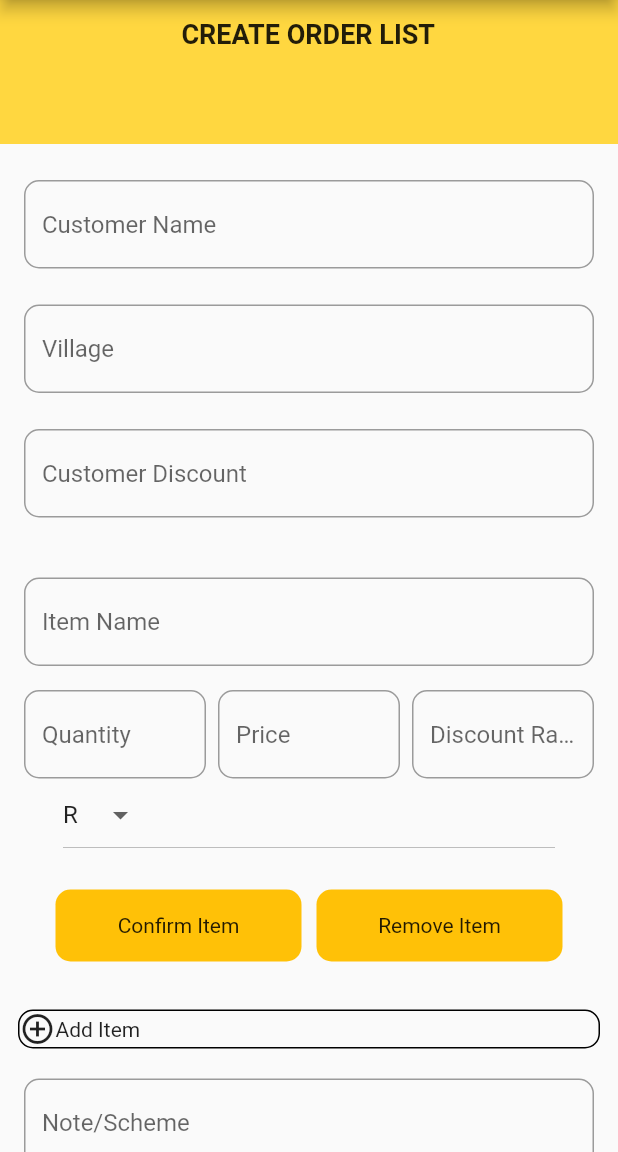
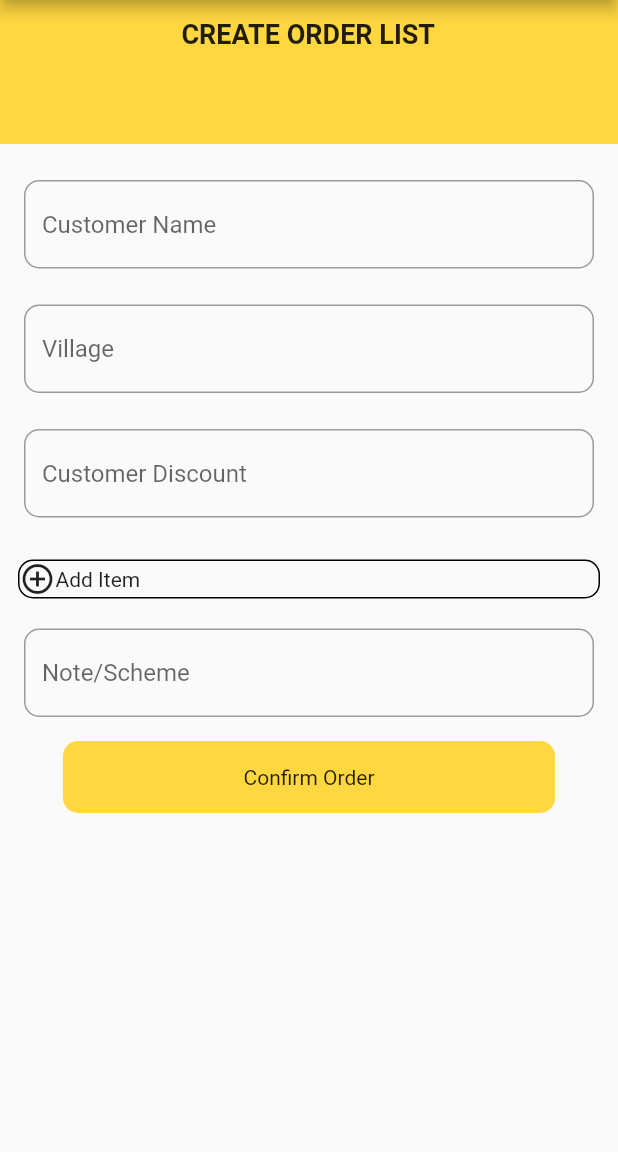
Before and after one commit to brughwani/swift_form, a Flutter app: the OrderForm screen opened directly, after a tap on "Add Item", after a tap on "Remove Item", on a phone screen of 412 x 824 dp, the part 84-1236 px from its top. Run offline on Flutter 3.47's test engine with Material 2 defaults, Android fonts, the phone set to English and light mode, and no system bars; our stand-ins replace carousel_slider, file_picker, firebase_auth, firebase_core, fluttertoast, google_sign_in; missing offline and left inert: excel; accounts and stored records are empty.

```diff
--- a/lib/controller/Orderformitem.dart
+++ b/lib/controller/Orderformitem.dart
@@ -9,9 +9,9 @@ class OrderFormItem with ChangeNotifier
     widgetlist.add(item());
     notifyListeners();
   }
-  void removeitem(int index)
+  void removeitem(Key uniqueKey)
   {
-    widgetlist.remove(this.widgetlist[index]);
+    widgetlist=widgetlist.where((element) => element.key!=uniqueKey).toList();
     notifyListeners();
   }
 }
--- /dev/null
+++ b/lib/model/customer.dart
@@ -0,0 +1,17 @@
+class Customer {
+  String name;
+  String address;
+  double discount;
+
+  Customer({
+    required this.name,
+    required this.address,
+    required this.discount,
+  });
+}
+
+class CustomerData {
+  List<Customer> customers;
+
+  CustomerData({required this.customers});
+}
--- a/lib/model/itemwidget.dart
+++ b/lib/model/itemwidget.dart
@@ -2,7 +2,10 @@ import 'package:flutter/cupertino.dart';
 import 'package:flutter/material.dart';
 import 'package:provider/provider.dart';
 
+import '../controller/OrderformItem.dart';
 
+TextEditingController item_name=TextEditingController();
+TextEditingController price=TextEditingController();
 class Confirmbutton extends StatefulWidget {
   const Confirmbutton({Key? key}) : super(key: key);
 
@@ -17,6 +20,9 @@ class _ConfirmbuttonState extends State<Confirmbutton> {
     return InkWell(
       onTap: ()
       {
+      var url="http://10.0.2.2:3000/api/v1/items";
+      var body={"name":item_name.text,"price":price.text};
+      var headers={{}};
 
         setState(() {
           isPressed=true;
@@ -38,11 +44,13 @@ class _ConfirmbuttonState extends State<Confirmbutton> {
 
 class RemoveButton extends StatelessWidget {
 
-  const RemoveButton({Key? key}) : super(key: key);
+  const RemoveButton({required this.k}) : super(key: k);
+
+  final Key k;
 
   @override
   Widget build(BuildContext context) {
-   // var Item=Provider.of<OrderFormItem>(context);
+   var Item=Provider.of<OrderFormItem>(context);
    // var index=widgetlist.indexOf();
 
 
@@ -50,7 +58,7 @@ class RemoveButton extends StatelessWidget {
       onTap: ()
       {
        // print(itemindex);
-       // Item.removeitem(index);
+       Item.removeitem(k);
       //  Provider.of<OrderFormItem>(context,listen: false).removeitem(index);
 
       },
@@ -102,7 +110,9 @@ class _BilltypeState extends State<Billtype> {
 
 Widget item()
 {
+  final key=UniqueKey();
   return Container(
+    key:key,
     height:300,
     child: Column(
         children: [
@@ -137,6 +147,7 @@ Widget item()
                   child: Padding(
                     padding:  EdgeInsets.symmetric(horizontal: 8),
                     child: TextField(
+                      controller: price,
                       decoration: InputDecoration(
                           hintText: "Price",
                           border:OutlineInputBorder(
@@ -170,7 +181,7 @@ Widget item()
                   children:[
                     Confirmbutton(),
                     SizedBox(width:10),
-                    RemoveButton()
+                    RemoveButton(k:key)
                   ]
               ),
             )
--- a/lib/view/SwiftFormGoogle.dart
+++ b/lib/view/SwiftFormGoogle.dart
@@ -133,7 +133,7 @@ catch(e) {
               int? status=await firebasesignin(idToken);
               if (userCredential != null && status==200) {
                 print(2);
-                print(authtoken);
+
 
                 Navigator.push(context,MaterialPageRoute(builder:(context) => SwiftFormLogin(authtoken: authtoken)));
               } else {
```
Also changed, not shown: lib/view/SwiftFormName.dart (+39 -1 lines), lib/view/Swiftform.dart (+148 -3 lines), pubspec.yaml (+8 -1 lines), pubspec.lock, 4 other files.
